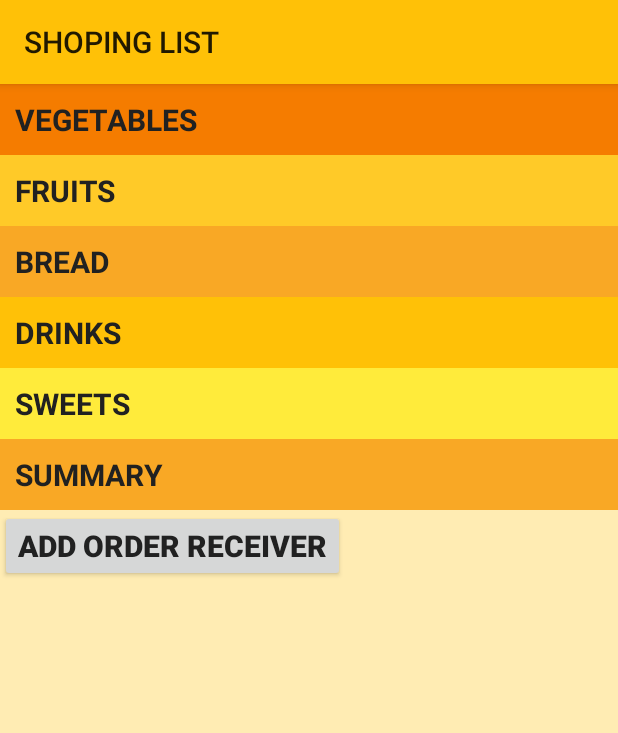
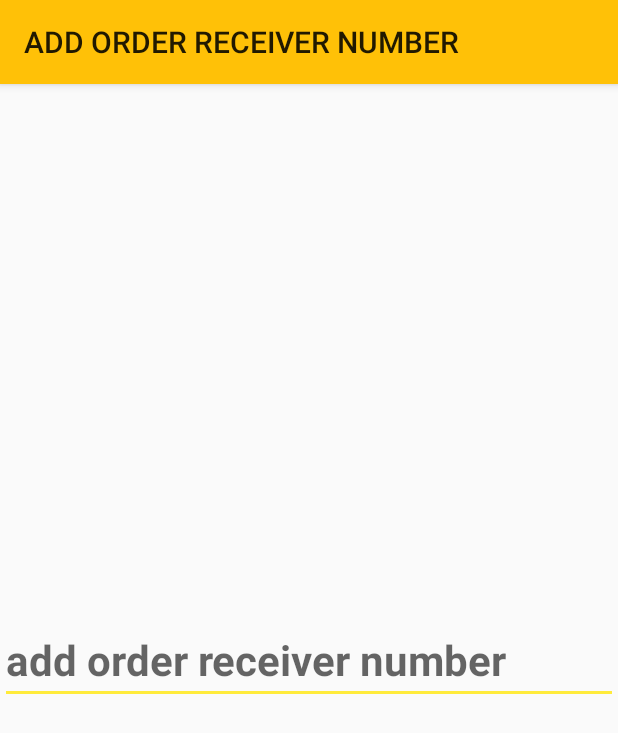
Before and after one commit to Gulcas/ShopingListV2, an Android app: the screen it shows after launch (MainActivity before the commit, ReceiverActivity after it), after a tap on "ADD ORDER RECEIVER", on a phone screen of 412 x 824 dp. Shown: the top 733 px of the screen. Run offline under Robolectric (Android 15) with nearby library versions, the phone set to English and light mode, and no system bars.

Commit message:
Dodanie klasy receiver

```diff
--- a/app/src/main/AndroidManifest.xml
+++ b/app/src/main/AndroidManifest.xml
@@ -29,6 +29,8 @@
             android:label="@string/sweets"/>
         <activity android:name="Summary"
             android:label="@string/summary"/>
+        <activity android:name="ReceiverActivity"
+            android:label="@string/receiver"/>
     </application>
 
 </manifest>
--- a/app/src/main/java/com/example/android/shopinglistv2/MainActivity.java
+++ b/app/src/main/java/com/example/android/shopinglistv2/MainActivity.java
@@ -22,7 +22,9 @@ public class MainActivity extends AppCompatActivity {
                Intent odbiorcaIntent = new Intent (MainActivity.this, ReceiverActivity.class);
                startActivity(odbiorcaIntent);
             }
-        }); //dodać jeszcze toast wyświetlający numer odbiorcy zamówienia
+        });
+
+
 
         TextView warzywka = findViewById(R.id.vegetables);
         warzywka.setOnClickListener(new View.OnClickListener()
--- a/app/src/main/java/com/example/android/shopinglistv2/ReceiverActivity.java
+++ b/app/src/main/java/com/example/android/shopinglistv2/ReceiverActivity.java
@@ -2,15 +2,27 @@ package com.example.android.shopinglistv2;
 
 import android.os.Bundle;
 import android.support.v7.app.AppCompatActivity;
+import android.widget.EditText;
 
 /**
  * Created by rgran on 26.01.2018.
  */
 
 public class ReceiverActivity extends AppCompatActivity {
+    private static int receiver;
+
+
     @Override
     protected void onCreate(Bundle savedInstanceState) {
         super.onCreate(savedInstanceState);
         setContentView(R.layout.receiver);
+
+        EditText youNameText = (EditText) findViewById(R.id.receiverNumber);
+        String editTextValue = youNameText.getText().toString();
+
+
+    }
+    public static int getVariableReceiverNumber() {
+        return receiver;
     }
 }
--- a/app/src/main/res/layout/receiver.xml
+++ b/app/src/main/res/layout/receiver.xml
@@ -14,5 +14,5 @@
         android:inputType="phone"
         android:layout_centerInParent="true"
         android:textSize="28dp"
-        android:text="@string/enterReceiverNumber" />
+        android:hint="@string/enterReceiverNumber"/>
 </RelativeLayout>
--- a/app/src/main/res/values/strings.xml
+++ b/app/src/main/res/values/strings.xml
@@ -26,4 +26,5 @@
     <string name="cauliflower">cauliflower</string>
     <string name="orderReceiver">add order receiver</string>
     <string name="enterReceiverNumber">add order receiver number</string>
+    <string name="receiver">add order receiver number</string>
 </resources>
```
Also changed, not shown: 1 other file.
